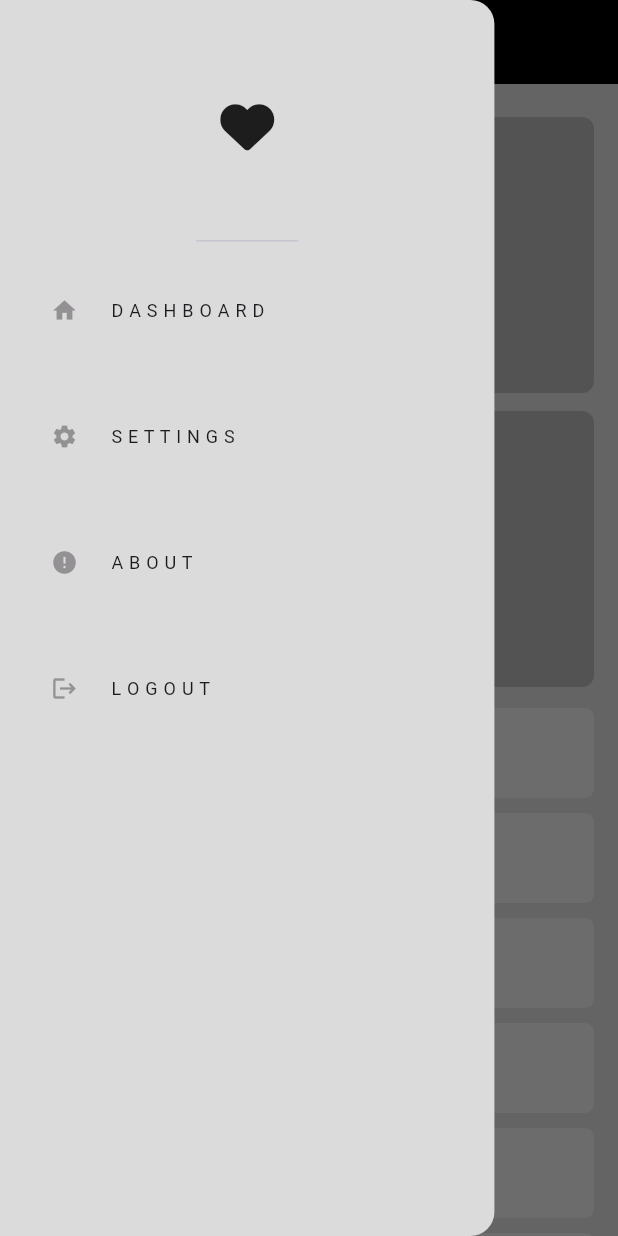
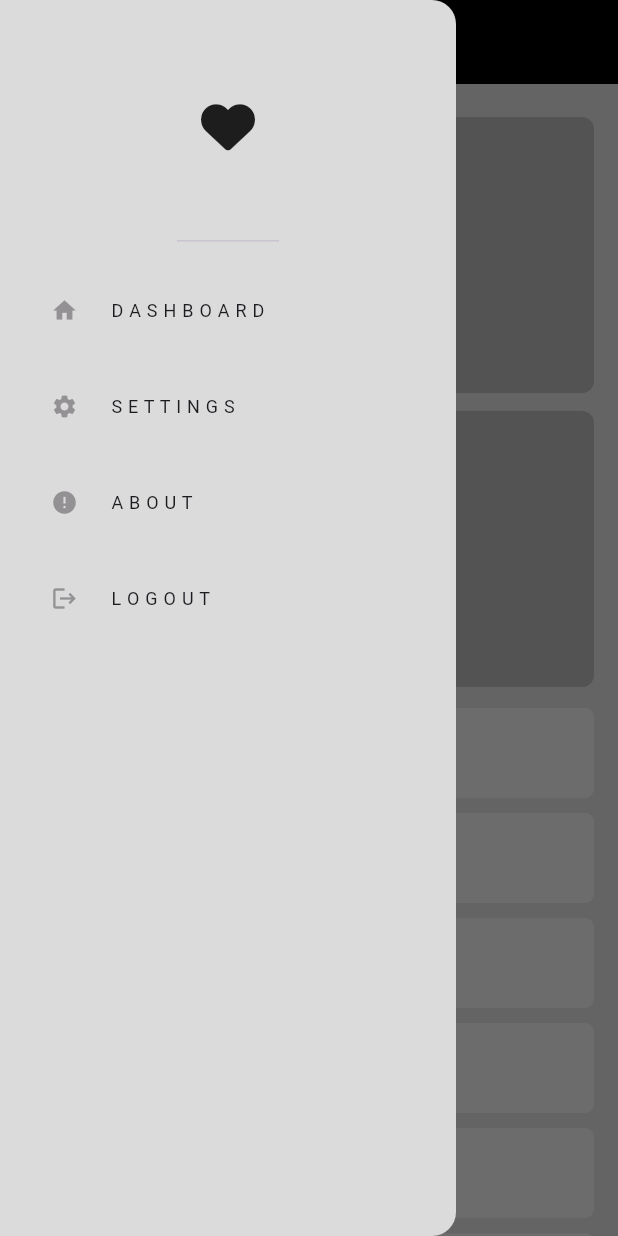
Before and after one commit to HazemAhmed677/Adaptive_Responsive-demo-app, a Flutter app: the screen it shows after launch, with the side drawer open, on a phone screen of 412 x 824 dp. Run offline on Flutter 3.47's test engine with Material 3 defaults, Android fonts, the phone set to English and light mode, and no system bars; our stand-ins replace font_awesome_flutter.

Commit message:
add desktop layout

```diff
--- a/lib/widgets/custom_drawer.dart
+++ b/lib/widgets/custom_drawer.dart
@@ -33,9 +33,7 @@ class _CustomDrawerState extends State<CustomDrawer> {
 
   @override
   Widget build(BuildContext context) {
-    return SizedBox(
-      width: MediaQuery.sizeOf(context).width * 0.8,
-      child: Drawer(
+    return Drawer(
       backgroundColor: const Color(0xffDBDBDB),
       child: Column(
         children: [
@@ -59,7 +57,6 @@ class _CustomDrawerState extends State<CustomDrawer> {
           )
         ],
       ),
-      ),
     );
   }
 }
--- a/lib/widgets/custom_drawer_items_ist_view.dart
+++ b/lib/widgets/custom_drawer_items_ist_view.dart
@@ -11,7 +11,7 @@ class CustomDrawerItemsIstView extends StatelessWidget {
       physics: const NeverScrollableScrollPhysics(),
       itemCount: 4,
       itemBuilder: (context, index) => Padding(
-        padding: const EdgeInsets.only(bottom: 28.0),
+        padding: const EdgeInsets.only(bottom: 8.0),
         child: listOfItems[index],
       ),
     );
--- a/lib/widgets/custom_list_view_tablet.dart
+++ b/lib/widgets/custom_list_view_tablet.dart
@@ -7,14 +7,16 @@ class CustomListViewTablet extends StatelessWidget {
   Widget build(BuildContext context) {
     return SliverToBoxAdapter(
       child: SizedBox(
-        height: 100,
+        height: 120,
         child: ListView.builder(
           scrollDirection: Axis.horizontal,
           itemCount: 10,
           itemBuilder: (context, index) => const AspectRatio(
             aspectRatio: 1,
             child: Padding(
-              padding: EdgeInsets.only(right: 8.0),
+              padding: EdgeInsets.only(
+                right: 10.0,
+              ),
               child: CustomItem(),
             ),
           ),
--- a/lib/widgets/home_view_body.dart
+++ b/lib/widgets/home_view_body.dart
@@ -1,4 +1,7 @@
+import 'dart:math';
+
 import 'package:flutter/material.dart';
+import 'package:for_experiment/widgets/desktop_layout.dart';
 import 'package:for_experiment/widgets/mobile_layout.dart';
 import 'package:for_experiment/widgets/tablet_layout.dart';
 
@@ -12,10 +15,13 @@ class HomeViewBody extends StatelessWidget {
         padding: const EdgeInsets.symmetric(horizontal: 16.0),
         child: LayoutBuilder(
           builder: (BuildContext context, BoxConstraints constraints) {
+            log(constraints.maxWidth);
             if (constraints.maxWidth < 600) {
               return const MobileLayout();
+            } else if (constraints.maxWidth < 900) {
+              return const TabletLayout();
             } else {
-              return const TabletLayout();
+              return const DesktopLayout();
             }
           },
         ),
```
Also changed, not shown: lib/widgets/custom_widget_for_desktop.dart (added, +28 -0 lines), lib/widgets/desktop_layout.dart (added, +30 -0 lines). Lines whose indentation alone changed are shown as unchanged.
